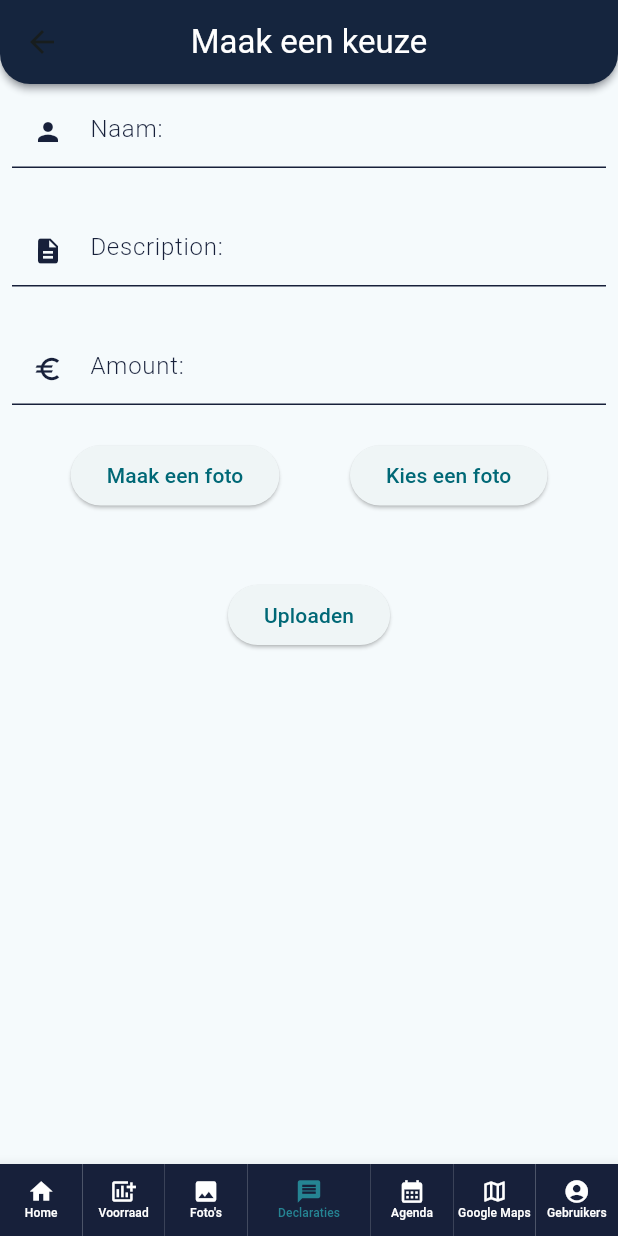
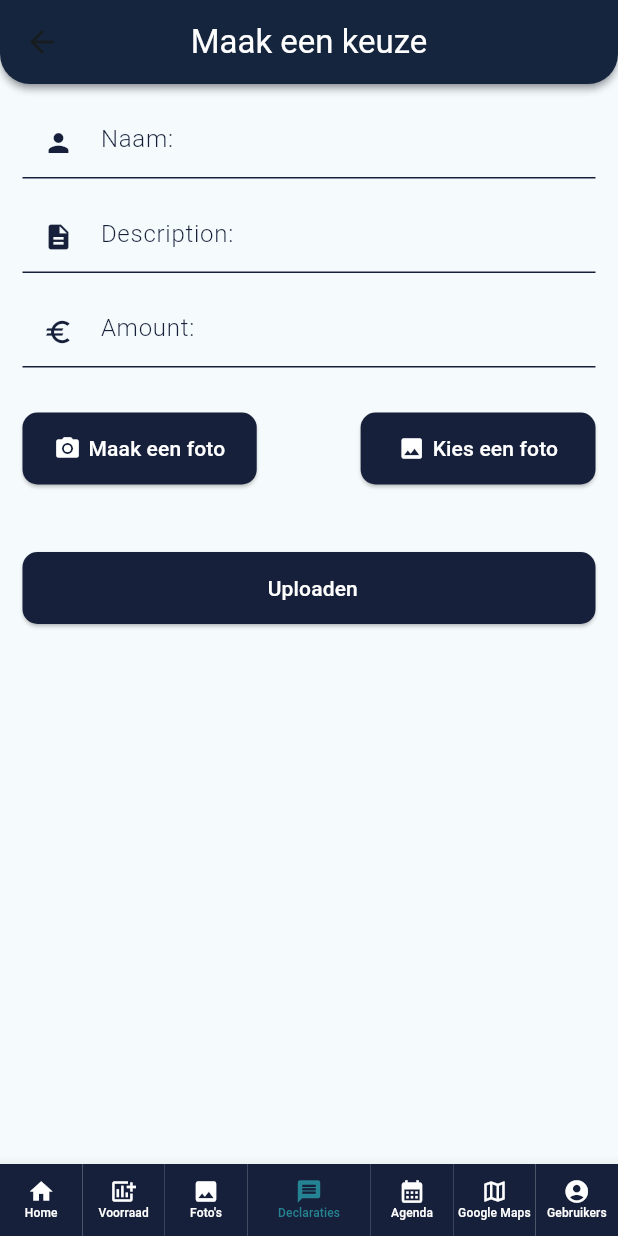
Before and after one commit to ProjectMaasgroep18/ms18-flutter-applicatie, a Flutter app: the Menu screen opened directly, item 4 of the bottom bar chosen, after a tap on "Declaratie uploaden", on a phone screen of 412 x 824 dp. Run offline on Flutter 3.47's test engine with Material 2 defaults, Android fonts, the phone set to English and light mode, and no system bars; our stand-ins replace image_picker, rive; network calls fail.

Commit message:
Fix layout

```diff
--- a/lib/Declarations/pickPhoto.dart
+++ b/lib/Declarations/pickPhoto.dart
@@ -6,6 +6,7 @@ import 'package:ms18_applicatie/Api/apiManager.dart';
 
 import '../../config.dart';
 import '../../menu.dart';
+import '../Widgets/buttons.dart';
 import '../Widgets/inputFields.dart';
 import '../Widgets/paddingSpacing.dart';
 
@@ -35,45 +36,41 @@ class PickPhotoState extends State<PickPhoto> {
           color: Colors.white,
         ),
       ),
+      child: Padding(
+        padding: const EdgeInsets.all(mobilePadding),
         child: Column(
           children: [
-          Padding(
-            padding: const EdgeInsets.all(8.0),
-            child: InputField(
+            InputField(
               icon: Icons.person,
               hintText: "Naam:",
               controller: nameController,
               isUnderlineBorder: true,
             ),
-          ),
             const PaddingSpacing(),
-          Padding(
-            padding: const EdgeInsets.all(8.0),
-            child: InputField(
+            InputField(
               hintText: "Description: ",
               controller: descriptionController,
               icon: Icons.description,
               isUnderlineBorder: true,
             ),
-          ),
             const PaddingSpacing(),
             // Fill in the amount of euros
-          Padding(
-            padding: const EdgeInsets.all(8.0),
-            child: InputField(
+            InputField(
               hintText: "Amount: ",
               controller: amountController,
               icon: Icons.euro,
               isUnderlineBorder: true,
             ),
-          ),
+            const PaddingSpacing(),
             const PaddingSpacing(),
             // Make or take a photo in a alertDialog
             Row(
-            mainAxisAlignment: MainAxisAlignment.spaceEvenly,
+              mainAxisAlignment: MainAxisAlignment.spaceBetween,
               children: [
-              ElevatedButton(
-                onPressed: () async {
+                Button(
+                  padding: const EdgeInsets.fromLTRB(21, 0, 21, 0),
+                  icon: Icons.camera_alt,
+                  onTap: () async {
                     if (nameController.text.isEmpty ||
                         descriptionController.text.isEmpty ||
                         amountController.text.isEmpty) {
@@ -93,10 +90,12 @@ class PickPhotoState extends State<PickPhoto> {
                       print(photo?.path);
                     }
                   },
-                child: const Text("Maak een foto"),
+                  text: "Maak een foto",
                 ),
-              ElevatedButton(
-                onPressed: () async {
+                Button(
+                  padding: const EdgeInsets.fromLTRB(25, 0, 25, 0),
+                  icon: Icons.photo,
+                  onTap: () async {
                     if (nameController.text.isEmpty ||
                         descriptionController.text.isEmpty ||
                         amountController.text.isEmpty) {
@@ -119,7 +118,7 @@ class PickPhotoState extends State<PickPhoto> {
                       print(photo?.path);
                     }
                   },
-                child: const Text("Kies een foto"),
+                  text: "Kies een foto",
                 ),
               ],
             ),
@@ -136,9 +135,8 @@ class PickPhotoState extends State<PickPhoto> {
                   ),
             const PaddingSpacing(),
             // Upload the photo
-          ElevatedButton(
-              child: Text("Uploaden"),
-              onPressed: () async {
+        Button(
+            onTap: () async {
                   if (photo == null ||
                       nameController.text.isEmpty ||
                       descriptionController.text.isEmpty ||
@@ -164,8 +162,10 @@ class PickPhotoState extends State<PickPhoto> {
                     ScaffoldMessenger.of(context).showSnackBar(snackBar);
                     Navigator.pop(context);
                   }
-              })
+                },
+            text: "Uploaden")
           ],
+        ),
       ),
     );
   }
--- a/lib/Widgets/buttons.dart
+++ b/lib/Widgets/buttons.dart
@@ -6,11 +6,13 @@ class Button extends StatelessWidget {
   final IconData? icon;
   final String? text;
   final Function() onTap;
+  final EdgeInsets padding;
   const Button({
     super.key,
     this.icon,
     this.text,
     required this.onTap,
+    this.padding = const EdgeInsets.all(0),
   });
 
   @override
@@ -19,7 +21,7 @@ class Button extends StatelessWidget {
 
       onPressed: onTap,
       style: ElevatedButton.styleFrom(
-        padding: EdgeInsets.zero,
+        padding: padding,
         backgroundColor: mainColor,
         minimumSize: const Size(10, 48),
         shape: RoundedRectangleBorder(
--- a/lib/Widgets/inputFields.dart
+++ b/lib/Widgets/inputFields.dart
@@ -29,7 +29,7 @@ class InputField extends StatelessWidget {
       controller: controller,
       obscureText: isPassword,
       textAlign: textAlign ?? TextAlign.start,
-      keyboardType: isNumeric ? TextInputType.number : TextInputType.text,
+      keyboardType: isNumeric ? TextInputType.phone : TextInputType.text,
       decoration: InputDecoration(
         contentPadding: EdgeInsets.symmetric(
             vertical: 10, horizontal: isUnderlineBorder ? 0 : 15),
```
Lines whose indentation alone changed are shown as unchanged.
